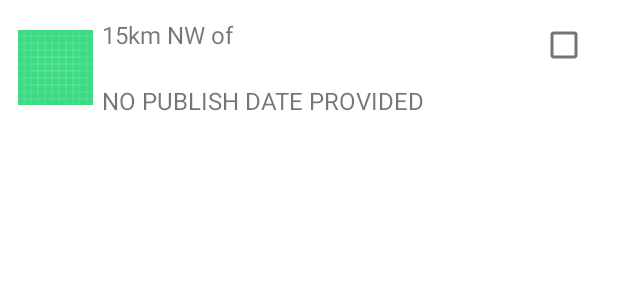
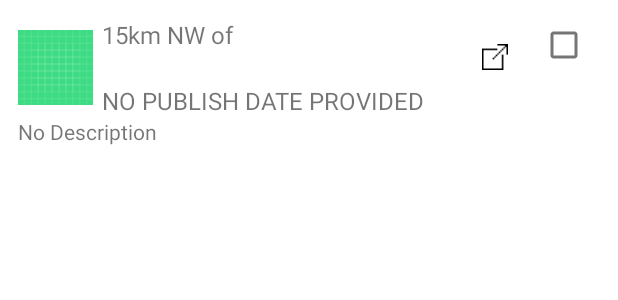
Before and after one commit to OmarKhaledm21/Book-Listing-App-Android-Native-Java-, an Android app: the layout list_item.xml on its own in the app's theme, with its tools: preview values and no code run, on a phone screen of 412 x 824 dp. Shown: the top 300 px of the screen. Run offline under Robolectric (Android 15) with nearby library versions, the phone set to English and light mode, and no system bars.

Commit message:
Added description and outbox arrow for visiting book link.

```diff
--- a/app/src/main/res/layout/list_item.xml
+++ b/app/src/main/res/layout/list_item.xml
@@ -1,10 +1,13 @@
 <?xml version="1.0" encoding="utf-8"?>
-<LinearLayout xmlns:android="http://schemas.android.com/apk/res/android"
+<RelativeLayout xmlns:android="http://schemas.android.com/apk/res/android"
     xmlns:tools="http://schemas.android.com/tools"
     android:layout_width="match_parent"
-    android:layout_height="90dp"
-    android:orientation="horizontal"
+    android:layout_height="wrap_content"
     android:padding="12dp">
+    <LinearLayout
+        android:id="@+id/item_details"
+        android:layout_width="match_parent"
+        android:layout_height="wrap_content">
 
         <ImageView
             android:id="@+id/img"
@@ -42,11 +45,26 @@
                 android:text="@string/publish_date"/>
 
         </RelativeLayout>
+
+        <ImageButton
+            android:id="@+id/arrow"
+            android:layout_width="44dp"
+            android:layout_height="52dp"
+            android:background="@color/white"
+            android:src="@drawable/arrow_btn" />
         <CheckBox
             android:id="@+id/checkbox"
             android:gravity="center_horizontal"
             android:layout_width="wrap_content"
             android:layout_height="wrap_content" />
 
+    </LinearLayout>
+    <TextView
 
-</LinearLayout>
+        android:text="No Description"
+        android:layout_below="@+id/item_details"
+        android:id="@+id/description"
+        android:layout_width="match_parent"
+        android:layout_height="wrap_content"/>
+
+</RelativeLayout>
```
Also changed, not shown: app/src/main/java/com/projects/booklistingapp/BooksAdapter.java (+23 -1 lines), app/src/main/res/drawable/arrow_btn.png (added), 6 other files. Lines whose indentation alone changed are shown as unchanged.
